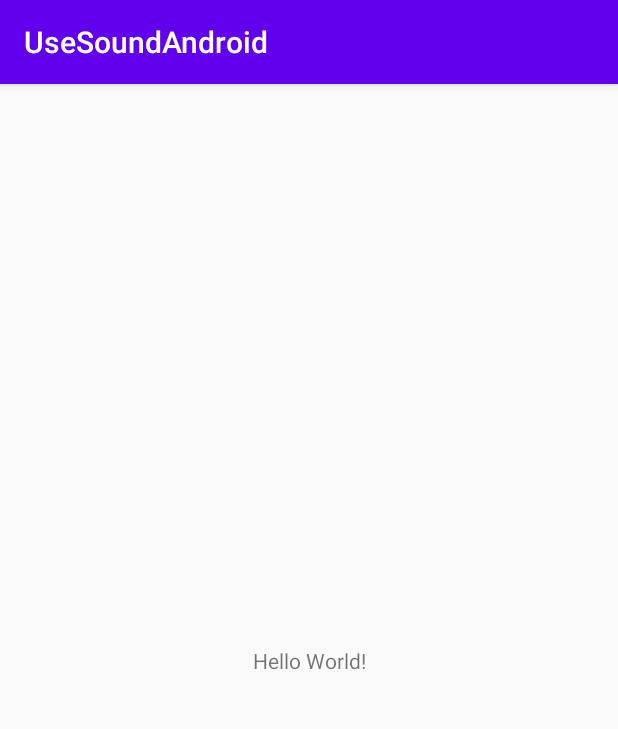
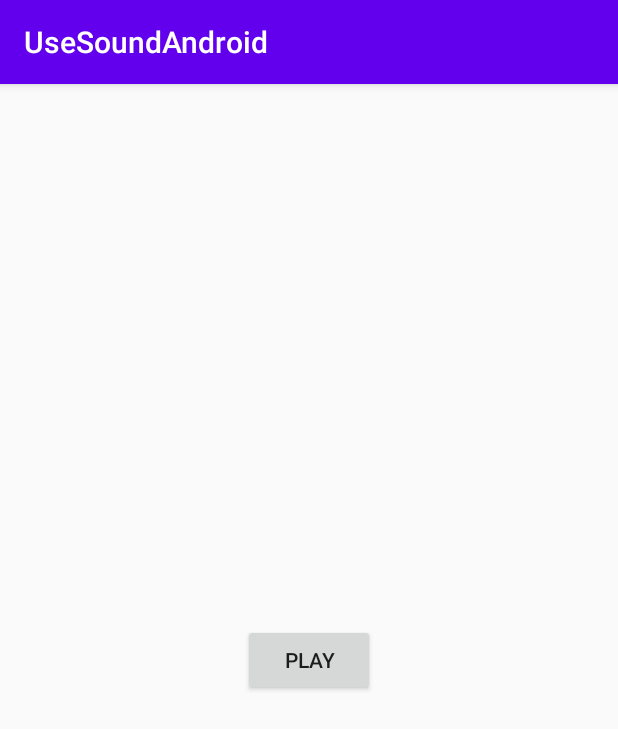
Before and after one commit to vlmta/UseSoundAndroid, an Android app: the screen it shows after launch (MainActivity), on a phone screen of 412 x 824 dp. Shown: the top 729 px of the screen. Run offline under Robolectric (Android 15) with nearby library versions, the phone set to English and light mode, and no system bars.

Commit message:
add Play button with soundPool

```diff
--- a/app/src/main/java/com/example/usesoundandroid/MainActivity.kt
+++ b/app/src/main/java/com/example/usesoundandroid/MainActivity.kt
@@ -1,12 +1,41 @@
 package com.example.usesoundandroid
 
+import android.media.AudioAttributes
+import android.media.AudioManager
+import android.media.SoundPool
+import android.os.Build
 import androidx.appcompat.app.AppCompatActivity
 import android.os.Bundle
+import kotlinx.android.synthetic.main.activity_main.*
 
 class MainActivity : AppCompatActivity() {
+
+    private var soundPool: SoundPool? = null
+    private var sound: Int? = null
 
     override fun onCreate(savedInstanceState: Bundle?) {
         super.onCreate(savedInstanceState)
         setContentView(R.layout.activity_main)
+
+        if (Build.VERSION.SDK_INT >= Build.VERSION_CODES.LOLLIPOP) {
+            val audioAttributes = AudioAttributes.Builder()
+                    .setUsage(AudioAttributes.USAGE_ASSISTANCE_SONIFICATION)
+                    .setContentType(AudioAttributes.CONTENT_TYPE_SONIFICATION)
+                    .build()
+
+            soundPool = SoundPool.Builder()
+                    .setMaxStreams(2)
+                    .setAudioAttributes(audioAttributes)
+                    .build()
+        } else {
+            soundPool = SoundPool(2, AudioManager.STREAM_MUSIC, 0)
+        }
+        sound = soundPool?.load(this, R.raw.loading_sound, 1)
+
+        play_button.setOnClickListener{
+            soundPool?.play( 1,0.1F, 0.1F, 1, 0, 1F)
+            //-1: forever loop
+        }
+
     }
 }
--- a/app/src/main/res/layout/activity_main.xml
+++ b/app/src/main/res/layout/activity_main.xml
@@ -6,13 +6,14 @@
     android:layout_height="match_parent"
     tools:context=".MainActivity">
 
-    <TextView
+    <Button
+        android:id="@+id/play_button"
         android:layout_width="wrap_content"
         android:layout_height="wrap_content"
-        android:text="Hello World!"
+        android:text="play"
         app:layout_constraintBottom_toBottomOf="parent"
-        app:layout_constraintLeft_toLeftOf="parent"
-        app:layout_constraintRight_toRightOf="parent"
+        app:layout_constraintEnd_toEndOf="parent"
+        app:layout_constraintStart_toStartOf="parent"
         app:layout_constraintTop_toTopOf="parent" />
 
 </androidx.constraintlayout.widget.ConstraintLayout>
```
Also changed, not shown: 1 other file.
